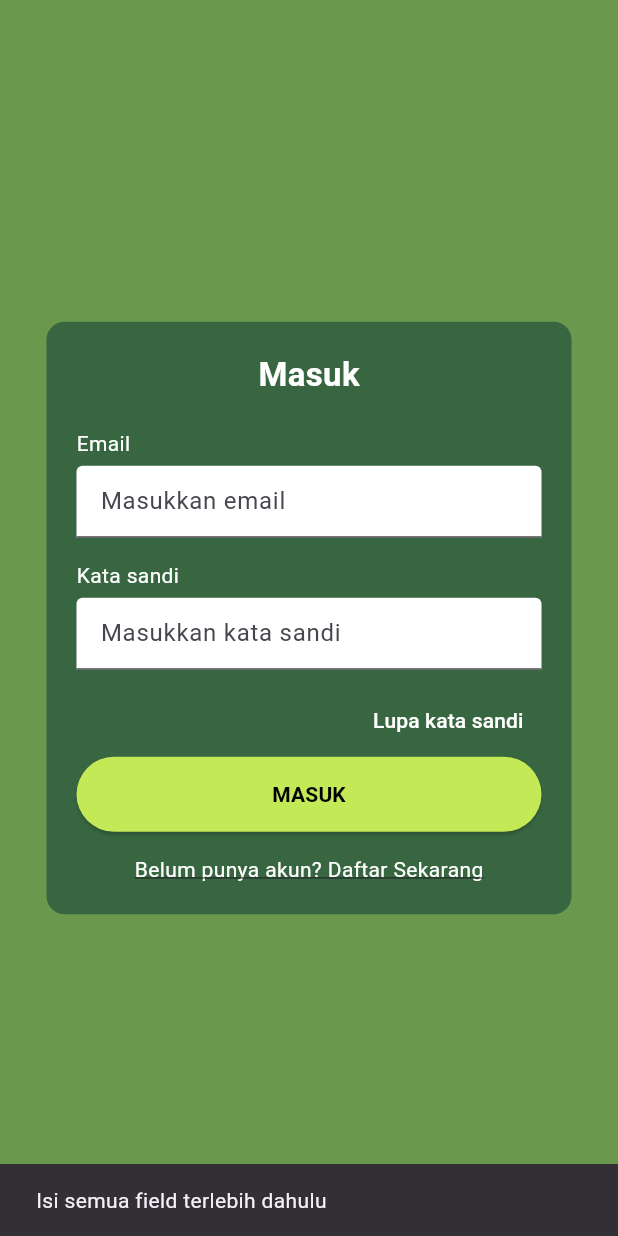
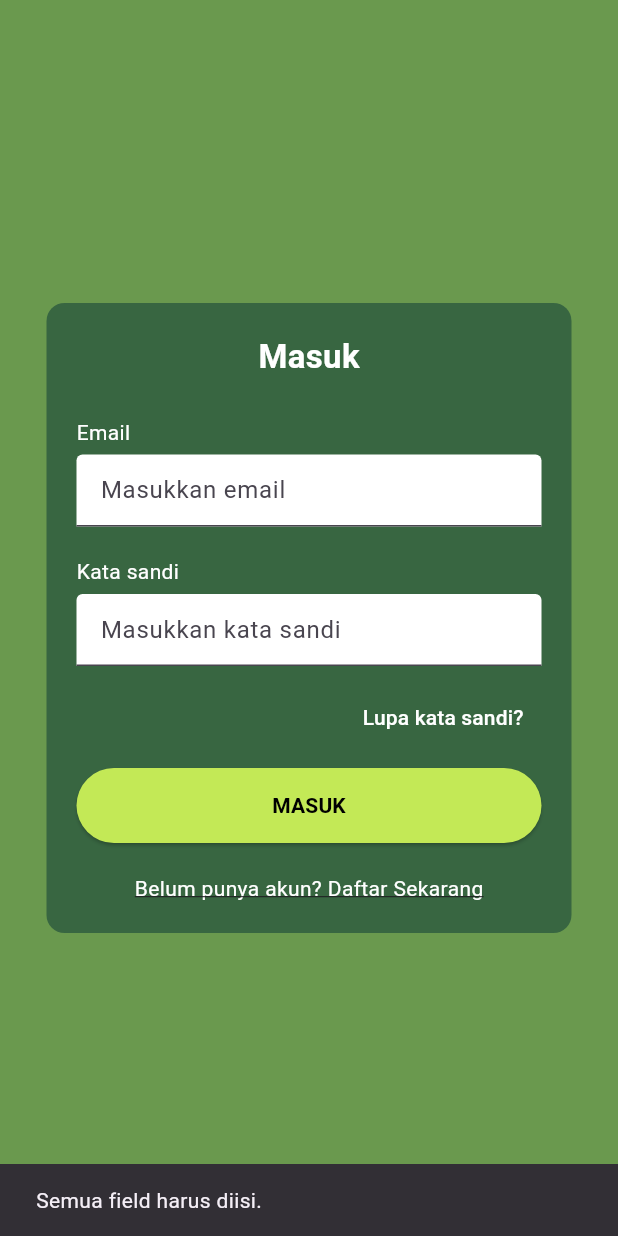
Before and after one commit to anisyarahmawati1097/PBL-PARKEY, a Flutter app: the DaftarPage screen opened directly, after a tap on "Sudah punya akun? Masuk", after a tap on "MASUK", on a phone screen of 412 x 824 dp. Run offline on Flutter 3.47's test engine with Material 3 defaults, Android fonts, the phone set to English and light mode, and no system bars; our stand-ins replace shared_preferences; accounts and stored records are empty.

```diff
--- a/lib/login.dart
+++ b/lib/login.dart
@@ -1,8 +1,9 @@
+import 'dart:convert';
 import 'package:flutter/material.dart';
+import 'package:http/http.dart' as http;
+import 'package:shared_preferences/shared_preferences.dart';
+
 import 'daftar.dart';
-import 'package:http/http.dart' as http;
-import 'dart:convert';
-import 'package:shared_preferences/shared_preferences.dart';
 
 class LoginPage extends StatefulWidget {
   const LoginPage({super.key});
@@ -15,68 +16,88 @@ class _LoginPageState extends State<LoginPage> {
   final _emailController = TextEditingController();
   final _passwordController = TextEditingController();
 
-  // ================================
-  //           FUNGSI LOGIN
-  // ================================
+  // =============================================
+  //                LOGIN FUNCTION
+  // =============================================
   Future<void> _login() async {
     final email = _emailController.text.trim();
     final password = _passwordController.text.trim();
 
     if (email.isEmpty || password.isEmpty) {
-      ScaffoldMessenger.of(context).showSnackBar(
-        const SnackBar(content: Text("Isi semua field terlebih dahulu")),
-      );
+      _showMessage("Semua field harus diisi.");
       return;
     }
 
     try {
-      final url = Uri.parse("http://192.168.51.134:8000/api/masuk");// pakai IP laptop
+      final url = Uri.parse("http://192.168.115.134:8000/api/masuk");
 
       final response = await http.post(
         url,
-        headers: {"Accept": "application/json"},
-        body: {"email": email, "password": password},
+        headers: {
+          "Accept": "application/json",
+          "Content-Type": "application/json",
+        },
+        body: jsonEncode({
+          "email": email,
+          "password": password,
+        }),
       );
 
-      final data = jsonDecode(response.body);
+      // --- Pastikan response adalah JSON ---
+      dynamic data;
+      try {
+        data = jsonDecode(response.body);
+      } catch (_) {
+        _showMessage("Server tidak mengembalikan data yang valid.");
+        return;
+      }
 
+      // --- Status 200 → Login Berhasil ---
       if (response.statusCode == 200) {
-        // Login berhasil
-        ScaffoldMessenger.of(context).showSnackBar(
-          SnackBar(content: Text(data["message"] ?? "Berhasil masuk!")),
-        );
+        _showMessage("Login berhasil!");
 
-        String token = data['token'];
-        var user = data['user'];
+        final prefs = await SharedPreferences.getInstance();
+        await prefs.setString("token", data["token"]);
+        await prefs.setString("user", jsonEncode(data["user"]));
 
-         // Simpan token & user ke local storage
-        final prefs = await SharedPreferences.getInstance();
+        if (!mounted) return;
+        Navigator.pushReplacementNamed(context, '/main');
+        return;
+      }
 
-        await prefs.setString('token', token);
-        await prefs.setString('user', jsonEncode(user));
-        // TODO: simpan token jika perlu (SharedPreferences)
+      // --- Jika gagal → kirim pesan error dari Laravel ---
+      _handleError(data);
+    } catch (e) {
+      _showMessage("Tidak dapat terhubung ke server.");
+    }
+  }
 
-        // Pindah ke halaman utama
-        Navigator.pushReplacementNamed(context, '/main');
-      } else {
-        // Ambil pesan error dari backend
-        String msg = data["message"] ?? '';
-        if (msg.isEmpty && data is Map && data.containsKey('errors')) {
-          final errors = data['errors'] as Map;
-          final firstField = errors.keys.first;
-          msg = (errors[firstField] as List).first.toString();
-        }
+  // =============================================
+  //              HANDLE ERROR LARAVEL
+  // =============================================
+  void _handleError(dynamic data) {
+    String message = "";
 
-        ScaffoldMessenger.of(context).showSnackBar(
-          SnackBar(content: Text(msg.isNotEmpty ? msg : "Gagal masuk!")),
-        );
-      }
-    } catch (e) {
-      // Jika tidak bisa connect ke server
-      ScaffoldMessenger.of(
-        context,
-      ).showSnackBar(SnackBar(content: Text("Error koneksi: $e")));
+    // error dari Validator Laravel
+    if (data is Map && data.containsKey("errors")) {
+      final errors = data["errors"] as Map;
+      message = (errors.values.first as List).first.toString();
     }
+
+    // error manual { message : "...." }
+    if (message.isEmpty && data is Map && data.containsKey("message")) {
+      message = data["message"];
+    }
+
+    _showMessage(message.isNotEmpty ? message : "Gagal masuk.");
+  }
+
+  // =============================================
+  //                     ALERT
+  // =============================================
+  void _showMessage(String msg) {
+    ScaffoldMessenger.of(context)
+        .showSnackBar(SnackBar(content: Text(msg)));
   }
 
   @override
@@ -86,6 +107,9 @@ class _LoginPageState extends State<LoginPage> {
     super.dispose();
   }
 
+  // =============================================
+  //                        UI
+  // =============================================
   @override
   Widget build(BuildContext context) {
     return Scaffold(
@@ -112,9 +136,9 @@ class _LoginPageState extends State<LoginPage> {
                     ),
                   ),
                 ),
-                const SizedBox(height: 20),
 
-                // Field Email
+                const SizedBox(height: 25),
+
                 const Text("Email", style: TextStyle(color: Colors.white)),
                 const SizedBox(height: 5),
                 TextField(
@@ -125,9 +149,9 @@ class _LoginPageState extends State<LoginPage> {
                     fillColor: Colors.white,
                   ),
                 ),
-                const SizedBox(height: 15),
 
-                // Field Password
+                const SizedBox(height: 20),
+
                 const Text("Kata sandi", style: TextStyle(color: Colors.white)),
                 const SizedBox(height: 5),
                 TextField(
@@ -139,6 +163,7 @@ class _LoginPageState extends State<LoginPage> {
                     fillColor: Colors.white,
                   ),
                 ),
+
                 const SizedBox(height: 10),
 
                 Align(
@@ -146,13 +171,14 @@ class _LoginPageState extends State<LoginPage> {
                   child: TextButton(
                     onPressed: () {},
                     child: const Text(
-                      "Lupa kata sandi",
+                      "Lupa kata sandi?",
                       style: TextStyle(color: Colors.white),
                     ),
                   ),
                 ),
 
-                // Tombol Login
+                const SizedBox(height: 10),
+
                 SizedBox(
                   width: double.infinity,
                   child: ElevatedButton(
@@ -168,13 +194,13 @@ class _LoginPageState extends State<LoginPage> {
                     ),
                   ),
                 ),
-                const SizedBox(height: 15),
 
-                // Navigasi ke halaman Daftar
+                const SizedBox(height: 20),
+
                 Center(
                   child: GestureDetector(
                     onTap: () {
-                      Navigator.pushReplacement(
+                      Navigator.push(
                         context,
                         MaterialPageRoute(builder: (_) => const DaftarPage()),
                       );
@@ -187,7 +213,7 @@ class _LoginPageState extends State<LoginPage> {
                       ),
                     ),
                   ),
-                ),
+                )
               ],
             ),
           ),
```
Also changed, not shown: lib/akun.dart (+36 -4 lines), lib/daftar.dart (+7 -6 lines), lib/main_screen.dart (+28 -43 lines), lib/pengaturan_profil.dart (+140 -58 lines), pubspec.yaml (+2 -68 lines).
